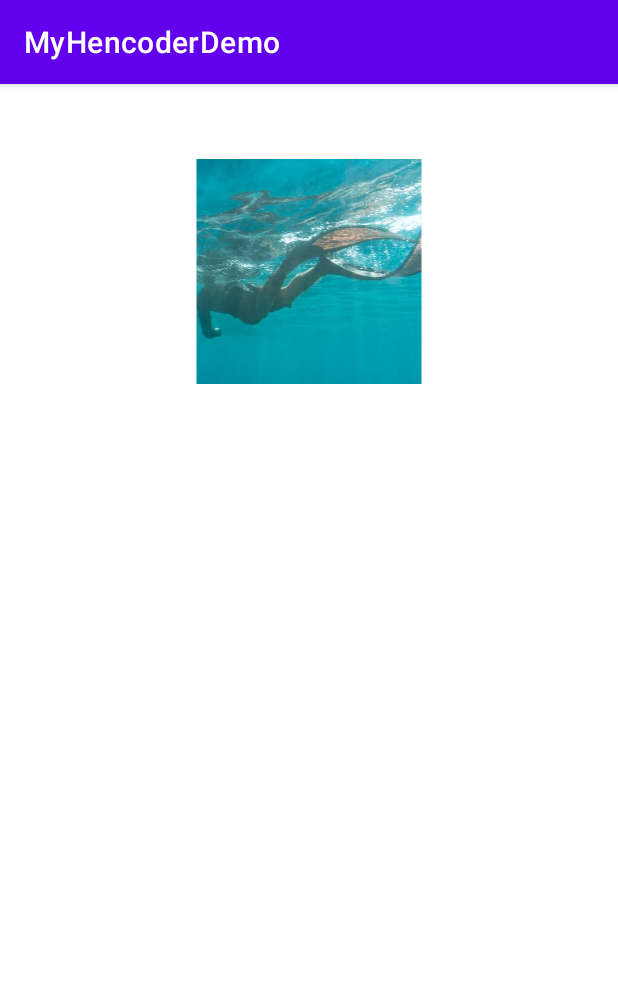
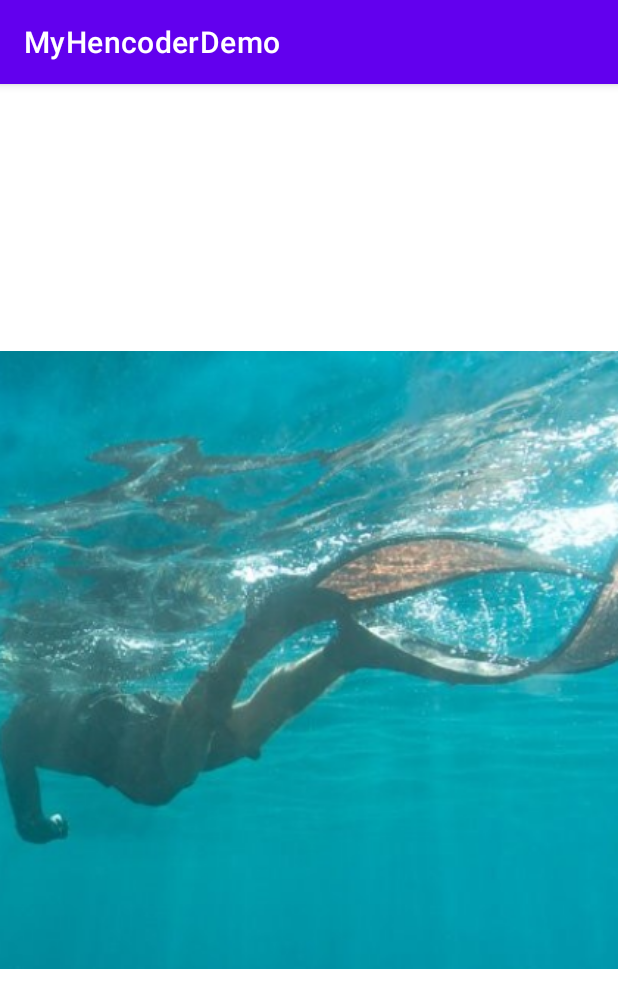
Before and after one commit to xqx0415/improve, an Android app: the screen it shows after launch (MainActivity), on a phone screen of 412 x 824 dp. Shown: the top 1008 px of the screen. Run offline under Robolectric (Android 15) with nearby library versions, the phone set to English and light mode, and no system bars; Roboto replaces fonts that are not available here.

Commit message:
双击放大，查看大图等，自定义ScaleImageView

```diff
--- a/app/src/main/java/com/example/myhencoderdemo/MainActivity.kt
+++ b/app/src/main/java/com/example/myhencoderdemo/MainActivity.kt
@@ -1,8 +1,6 @@
 package com.example.myhencoderdemo
 
-import android.animation.AnimatorSet
-import android.animation.ObjectAnimator
-import android.animation.ValueAnimator
+import android.animation.*
 import androidx.appcompat.app.AppCompatActivity
 import android.os.Bundle
 import android.widget.Button
@@ -27,7 +25,7 @@ class MainActivity : AppCompatActivity() {
             rulerView.setMark(mark)
         }*/
 
-        //使用属性动画，循环翻转View
+        /*//使用属性动画，循环翻转View
         val view = findViewById<CameraView>(R.id.id_ruler)
         val topRotateXAnimator = ObjectAnimator.ofFloat(view,"topRotateX",0f,-60f).apply {
             duration = 1000
@@ -40,7 +38,7 @@ class MainActivity : AppCompatActivity() {
         }
         val animatorSet = AnimatorSet()
         animatorSet.playSequentially(bottomRotateXAnimator,degreesAnimator,topRotateXAnimator)
-        animatorSet.start()
+        animatorSet.start()*/
 
     }
 
--- a/app/src/main/java/com/example/myhencoderdemo/Util.kt
+++ b/app/src/main/java/com/example/myhencoderdemo/Util.kt
@@ -1,7 +1,10 @@
 package com.example.myhencoderdemo
 
 import android.content.res.Resources
+import android.graphics.Bitmap
+import android.graphics.BitmapFactory
 import android.util.TypedValue
+import android.view.View
 
 
 val Int.dp
@@ -13,3 +16,13 @@ val Float.dp
         this,
         Resources.getSystem().displayMetrics
     )
+
+fun View.getAvatar(width:Int):Bitmap{
+    val option = BitmapFactory.Options()
+    option.inJustDecodeBounds = true
+    BitmapFactory.decodeResource(resources,R.drawable.avatar,option)
+    option.inJustDecodeBounds = false
+    option.inDensity = option.outWidth
+    option.inTargetDensity = width
+    return BitmapFactory.decodeResource(resources,R.drawable.avatar,option)
+}
--- /dev/null
+++ b/app/src/main/java/com/example/myhencoderdemo/view/ScaleImageView.kt
@@ -0,0 +1,162 @@
+package com.example.myhencoderdemo.view
+
+import android.animation.ObjectAnimator
+import android.content.Context
+import android.graphics.Canvas
+import android.graphics.Paint
+import android.util.AttributeSet
+import android.util.Log
+import android.view.GestureDetector
+import android.view.MotionEvent
+import android.view.View
+import android.widget.OverScroller
+import androidx.core.view.GestureDetectorCompat
+import androidx.core.view.ViewCompat
+import com.example.myhencoderdemo.dp
+import com.example.myhencoderdemo.getAvatar
+import kotlin.math.max
+import kotlin.math.min
+
+class ScaleImageView(context: Context?, attrs: AttributeSet?) : View(context, attrs) {
+
+    private val paint = Paint(Paint.ANTI_ALIAS_FLAG)
+    private val imageSize = 280.dp
+
+    private val bitmap = getAvatar(imageSize.toInt())
+
+    private var offsetX = 0f
+    private var offsetY = 0f
+    private var originalOffsetX = 0f
+    private var originalOffsetY = 0f
+
+    private var smallScale = 0f
+    private var bigScale = 0f
+    private val bigFactor = 2.8f
+
+    private var isBig = false
+
+    private var scaleFraction = 0f
+        set(value) {
+            field = value
+            invalidate()
+        }
+
+    private val scaleAnimator by lazy {
+        ObjectAnimator.ofFloat(this@ScaleImageView, "scaleFraction", 0f, 1f)
+    }
+
+    private val gestureDetectorCompat = GestureDetectorCompat(context, XieGestureDetector())
+    private val overScroller = OverScroller(context)
+
+    override fun onSizeChanged(w: Int, h: Int, oldw: Int, oldh: Int) {
+        super.onSizeChanged(w, h, oldw, oldh)
+
+        originalOffsetX = (width - imageSize) / 2
+        originalOffsetY = (height - imageSize) / 2
+
+        //图片的宽高比，宽\View宽 > 高\View高   偏宽的图片，反之则偏长的图片
+        if (width / bitmap.width > height / bitmap.height) {
+            smallScale = height / bitmap.height.toFloat()
+            bigScale = width / bitmap.width * bigFactor
+        } else {
+            smallScale = width / bitmap.width.toFloat()
+            bigScale = height / bitmap.height * bigFactor
+        }
+
+    }
+
+    override fun onDraw(canvas: Canvas) {
+        super.onDraw(canvas)
+
+        canvas.translate(offsetX * scaleFraction, offsetY * scaleFraction)
+        val scale = smallScale + (bigScale - smallScale) * scaleFraction
+        canvas.scale(scale, scale, width / 2f, height / 2f)
+        canvas.drawBitmap(bitmap, originalOffsetX, originalOffsetY, paint)
+    }
+
+    override fun onTouchEvent(event: MotionEvent?): Boolean {
+        return gestureDetectorCompat.onTouchEvent(event)
+    }
+
+    inner class XieGestureDetector : GestureDetector.SimpleOnGestureListener() {
+        override fun onDown(e: MotionEvent?): Boolean {
+            return true
+        }
+
+        override fun onDoubleTap(e: MotionEvent): Boolean {
+            isBig = !isBig
+            if (isBig) {
+                //双击后，以点击的点为中心放大
+                offsetX = (width / 2 - e.x) * bigScale
+                offsetY = (height / 2 - e.y) * bigScale
+//                offsetX = (e.x - (width / 2)) * (1-bigScale/smallScale)
+//                offsetY = (e.y - height / 2 ) * (1-bigScale/smallScale)
+                fixOffset()
+                scaleAnimator.start()
+            } else {
+                scaleAnimator.reverse()
+            }
+            return true
+        }
+
+        override fun onScroll(
+            e1: MotionEvent?,
+            e2: MotionEvent?,
+            distanceX: Float,
+            distanceY: Float
+        ): Boolean {
+            //放大的情况下，可滑动图片
+            if (isBig) {
+                //distanceX distanceY 是起始位置-终点位置，所以要 -=
+                offsetX -= distanceX
+                offsetY -= distanceY
+                fixOffset()
+                invalidate()
+            }
+            return true
+        }
+
+        override fun onFling(
+            e1: MotionEvent?,
+            e2: MotionEvent?,
+            velocityX: Float,
+            velocityY: Float
+        ): Boolean {
+            //放大图片情况下，
+            if (isBig){
+                overScroller.fling(
+                    offsetX.toInt(),
+                    offsetY.toInt(),
+                    velocityX.toInt(),
+                    velocityY.toInt(),
+                    (-(bitmap.width * bigScale - width) / 2).toInt(),
+                    ((bitmap.width * bigScale - width) / 2).toInt(),
+                    (-(bitmap.height * bigScale - height) / 2).toInt(),
+                    ((bitmap.height * bigScale - height) / 2).toInt(),
+                    40.dp.toInt(), 40.dp.toInt()
+                )
+                ViewCompat.postOnAnimation(this@ScaleImageView,FlingRunner())
+            }
+            return true
+        }
+    }
+
+    private fun fixOffset() {
+        offsetX = min(offsetX, (bitmap.width * bigScale - width) / 2)
+        offsetX = max(offsetX, -(bitmap.width * bigScale - width) / 2)
+        offsetY = min(offsetY, (bitmap.height * bigScale - height) / 2)
+        offsetY = max(offsetY, -(bitmap.height * bigScale - height) / 2)
+    }
+
+    inner class FlingRunner : Runnable{
+        override fun run() {
+            if (overScroller.computeScrollOffset()){
+                offsetX = overScroller.currX.toFloat()
+                offsetY = overScroller.currY.toFloat()
+                invalidate()
+                ViewCompat.postOnAnimation(this@ScaleImageView,this)
+            }
+        }
+
+    }
+}
--- a/app/src/main/res/layout/activity_main.xml
+++ b/app/src/main/res/layout/activity_main.xml
@@ -6,7 +6,7 @@
     android:layout_height="match_parent"
     tools:context=".MainActivity">
 
-    <com.example.myhencoderdemo.view.CameraView
+    <com.example.myhencoderdemo.view.ScaleImageView
         android:id="@+id/id_ruler"
         android:layout_width="wrap_content"
         android:layout_height="wrap_content"
@@ -15,6 +15,15 @@
         app:layout_constraintLeft_toLeftOf="parent"
         app:layout_constraintRight_toRightOf="parent"
         app:layout_constraintTop_toTopOf="parent" />
+    <!--<com.example.myhencoderdemo.view.CameraView
+        android:id="@+id/id_ruler"
+        android:layout_width="wrap_content"
+        android:layout_height="wrap_content"
+        android:text="Hello World!"
+        app:layout_constraintBottom_toBottomOf="parent"
+        app:layout_constraintLeft_toLeftOf="parent"
+        app:layout_constraintRight_toRightOf="parent"
+        app:layout_constraintTop_toTopOf="parent" />-->
 <!--    <com.example.myhencoderdemo.view.RulerView
         android:id="@+id/id_ruler"
         android:layout_width="wrap_content"
```
